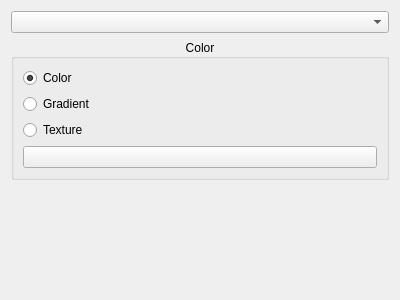
Before: the Qt Designer form examples/demo/datasetsettings.ui in KDAB/KDChart, drawn with Qt 5.
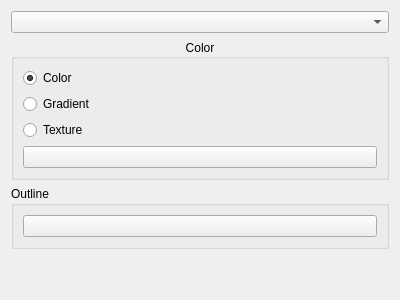
After: the same form once the commit is applied.

The edit to the form file:
```diff
--- a/examples/demo/datasetsettings.ui
+++ b/examples/demo/datasetsettings.ui
@@ -73,6 +73,22 @@
      </layout>
     </widget>
    </item>
+   <item>
+    <widget class="QGroupBox" name="groupBox">
+     <property name="title">
+      <string>Outline</string>
+     </property>
+     <layout class="QVBoxLayout" name="verticalLayout_4">
+      <item>
+       <widget class="QPushButton" name="outlineBtn">
+        <property name="text">
+         <string/>
+        </property>
+       </widget>
+      </item>
+     </layout>
+    </widget>
+   </item>
    <item>
     <spacer name="verticalSpacer">
      <property name="orientation">
```
